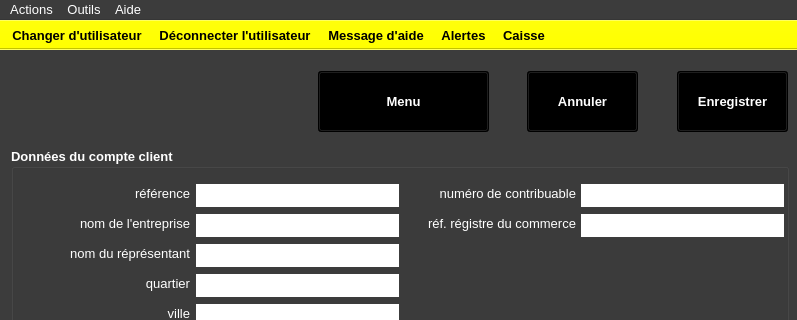
Qt form ui/yeroth-erp-creer-nouveau-client-window.ui (xnoumbissinoundou/yeroth-erp-3.0) before a commit; both pictures show x 0 to 797 and y 0 to 320 of the 797 by 599 pixel window.
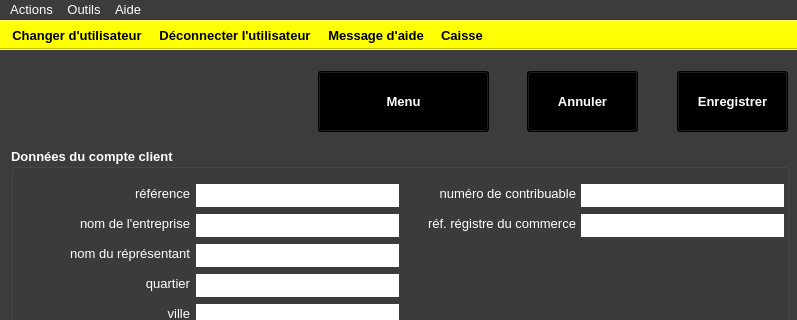
The same form after that commit. Icons and pictures are not drawn. Custom widgets are drawn as their Qt base class.

Diff of the .ui file:
```diff
--- a/ui/yeroth-erp-creer-nouveau-client-window.ui
+++ b/ui/yeroth-erp-creer-nouveau-client-window.ui
@@ -12035,7 +12035,6 @@
    <addaction name="actionChanger_utilisateur"/>
    <addaction name="actionDeconnecter_utilisateur"/>
    <addaction name="actionAppeler_aide"/>
-   <addaction name="actionAlertes"/>
    <addaction name="actionVente"/>
   </widget>
   <action name="actionA_propos">
@@ -12128,21 +12127,6 @@
     </font>
    </property>
   </action>
-  <action name="actionAlertes">
-   <property name="text">
-    <string>Alertes</string>
-   </property>
-   <property name="toolTip">
-    <string>Alertes</string>
-   </property>
-   <property name="font">
-    <font>
-     <pointsize>10</pointsize>
-     <weight>75</weight>
-     <bold>true</bold>
-    </font>
-   </property>
-  </action>
   <action name="actionVente">
    <property name="text">
     <string>Caisse</string>
```
Left out of the diff: 1 changed line with no effect on the pictures.
